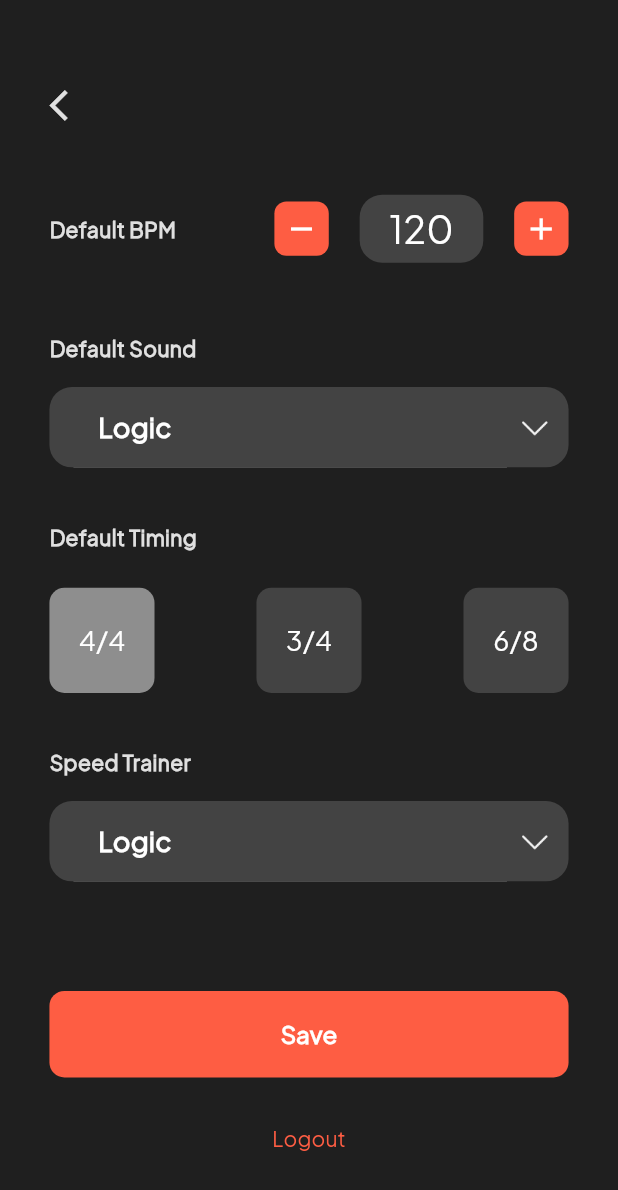
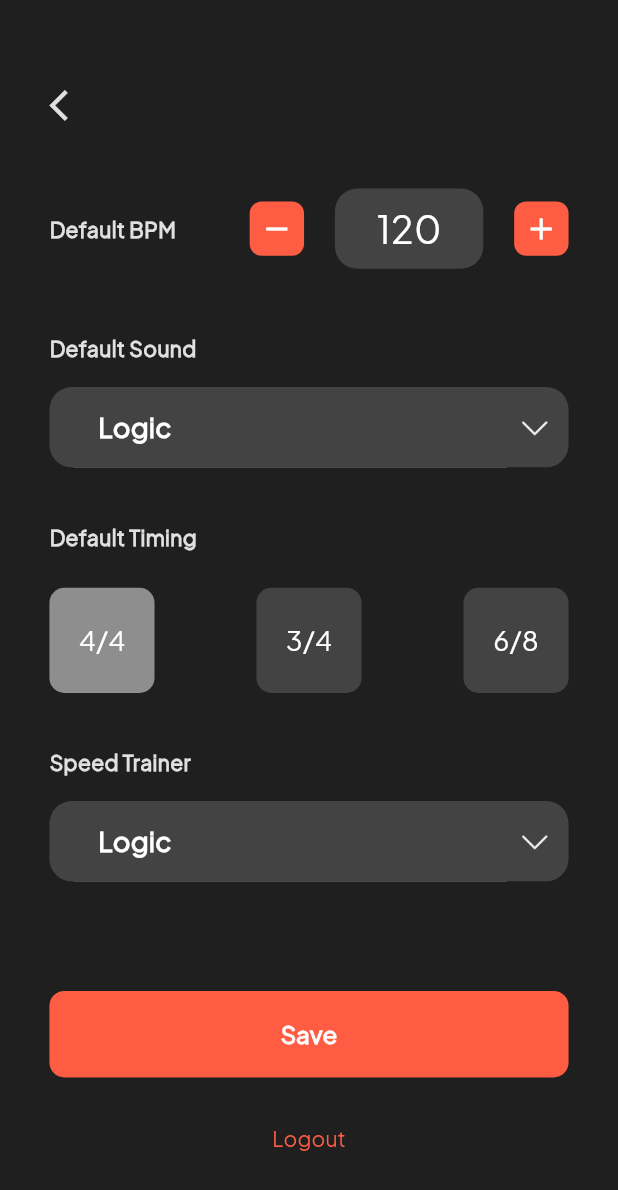
Before and after one commit to Zakariya5567/flutter-jhg-rhythm-master, a Flutter app: the SettingScreen screen opened directly, on a phone screen of 412 x 824 dp. Shown: the top 1190 px of the screen. Run offline on Flutter 3.47's test engine with Material 2 defaults, Android fonts, the phone set to English and light mode, and no system bars; our stand-ins replace just_audio, package_info_plus; missing offline and left inert: reg_page.

Commit message:
modify number box size

```diff
--- a/lib/screens/setting_screen.dart
+++ b/lib/screens/setting_screen.dart
@@ -88,7 +88,7 @@
                     title: AppConstant.defaultBpm,
                     numbers: controller.bpm.toStringAsFixed(0),
                     redButtonSize: height * 0.044,
-                    greyButtonSize: width * 0.20,
+                    greyButtonSize: width * 0.24,
                     description: "",
                     onAdd: () {
                       controller.increaseBpm();
--- a/lib/screens/speed_view.dart
+++ b/lib/screens/speed_view.dart
@@ -109,6 +109,7 @@
             // BARS
             AddAndSubtractButton(
                 title: AppConstant.bars,
+                greyButtonSize: width * 0.24,
                 numbers: controller.bar.toString(),
                 description: AppConstant.howManyBars,
                 onAdd: () {
@@ -124,6 +125,7 @@
             // INTERVAL BUTTONS
             AddAndSubtractButton(
                 title: AppConstant.interval,
+                greyButtonSize: width * 0.24,
                 numbers: controller.interval.toString(),
                 description:
                     "${AppConstant.howMuchItShouldIncrease} ${controller.bar} Bars",
--- a/lib/widgets/add_add_subtract_button.dart
+++ b/lib/widgets/add_add_subtract_button.dart
@@ -87,7 +87,7 @@
 
 
                     Container(
-                      height: height * 0.055,
+                      height: height * 0.065,
                       width: greyButtonSize ?? width * 0.18,
                       decoration: BoxDecoration(
                         borderRadius: BorderRadius.circular(15),
```
